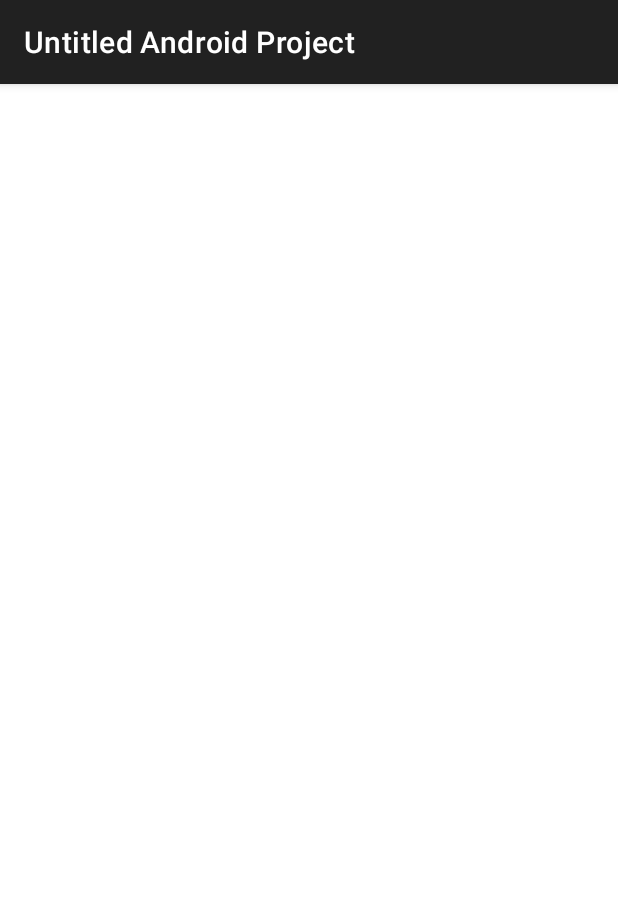
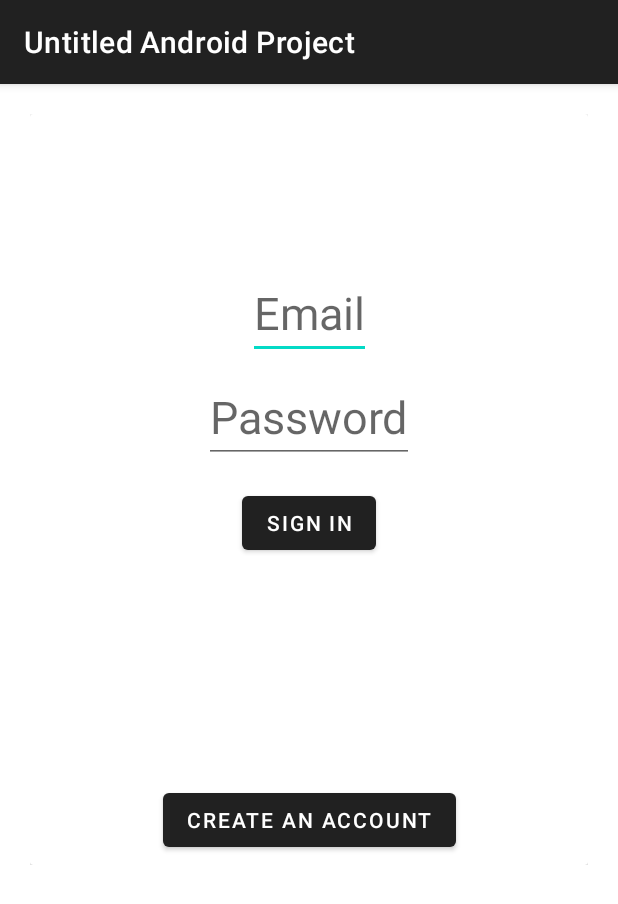
Before and after one commit to polytechlyon-5a-2019-android/polytechlyon-5a-2019-android-projet-AntoineGanne, an Android app: the screen it shows after launch (MainActivity), on a phone screen of 412 x 824 dp. Shown: the top 904 px of the screen. Run offline under Robolectric (Android 15) with nearby library versions, the phone set to English and light mode, and no system bars; our stand-ins replace Room's generated code, data binding.

Commit message:
navigation enfin comprise
lien fragmentLogin vers fragment_account_creation

```diff
--- a/app/build.gradle
+++ b/app/build.gradle
@@ -58,7 +58,7 @@ dependencies {
 
     implementation "com.squareup.retrofit2:retrofit:2.6.2"
     implementation "com.squareup.retrofit2:converter-moshi:2.6.2"
-    implementation "com.squareup.moshi:moshi:1.8.0"
-    implementation "com.squareup.moshi:moshi-kotlin:1.8.0"
+    implementation 'com.squareup.moshi:moshi:1.9.1'
+    implementation 'com.squareup.moshi:moshi-kotlin:1.9.1'
     implementation "com.jakewharton.retrofit:retrofit2-kotlin-coroutines-adapter:0.9.2"
 }
--- a/app/src/main/res/layout/fragment_login.xml
+++ b/app/src/main/res/layout/fragment_login.xml
@@ -94,7 +94,6 @@
                android:layout_height="wrap_content"
                android:layout_marginTop="150dp"
                android:text="@string/title_account_creation"
-               android:onClick="@{() -> viewModel.onClickToAccountCreation()"
                app:layout_constraintEnd_toEndOf="parent"
                app:layout_constraintStart_toStartOf="parent"
                app:layout_constraintTop_toBottomOf="@+id/login" />
--- a/app/src/main/res/navigation/navigation.xml
+++ b/app/src/main/res/navigation/navigation.xml
@@ -8,5 +8,19 @@
         android:id="@+id/loginFragment"
         android:name="com.popo.untitledandroidproject.ui.login.LoginFragment"
         android:label="fragment_login"
-        tools:layout="@layout/fragment_login" />
+        tools:layout="@layout/fragment_login" >
+        <action
+            android:id="@+id/action_loginFragment_to_accountCreationFragment"
+            app:destination="@+id/accountCreationFragment" />
+    </fragment>
+    <fragment
+        android:id="@+id/accountCreationFragment"
+        android:name="com.popo.untitledandroidproject.ui.accountCreation.AccountCreationFragment"
+        android:label="account_creation_fragment"
+        tools:layout="@layout/account_creation_fragment" >
+        <action
+            android:id="@+id/action_accountCreationFragment_to_loginFragment"
+            app:destination="@id/loginFragment"
+            app:popUpTo="@+id/loginFragment" />
+    </fragment>
 </navigation>
```
Also changed, not shown: app/src/main/java/com/popo/untitledandroidproject/ui/login/LoginFragment.kt (+32 -19 lines), app/src/main/java/com/popo/untitledandroidproject/ui/login/LoginViewModel.kt (+7 -18 lines).
